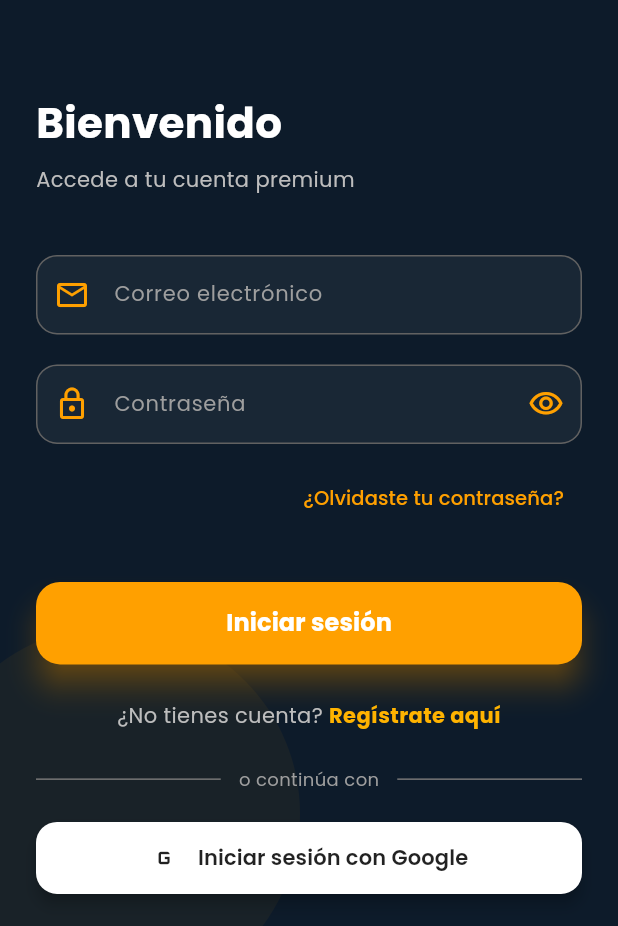
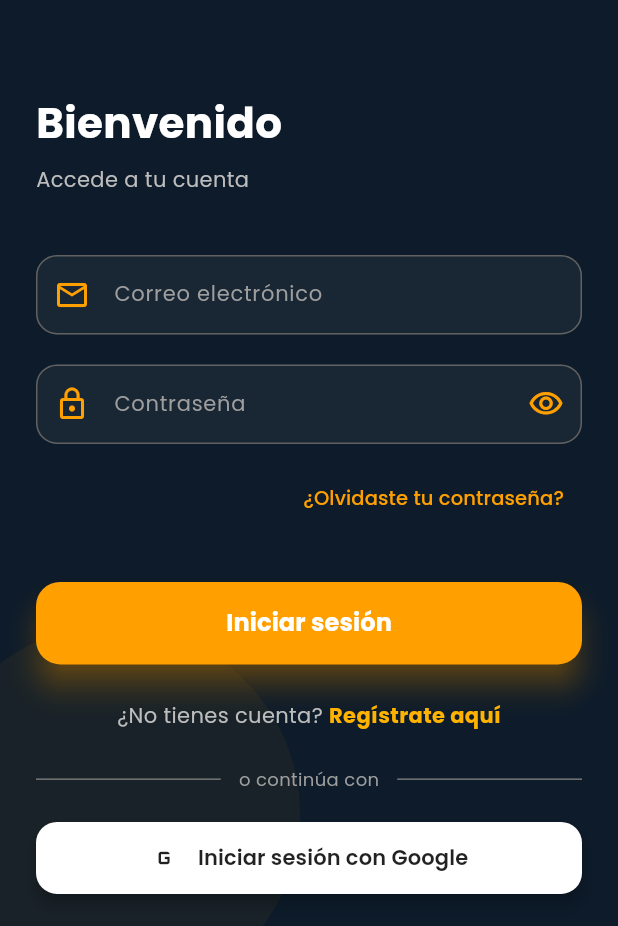
Before and after one commit to ignrodvaz/SoleraBravoApp, a Flutter app: the screen it shows after launch, on a phone screen of 412 x 824 dp, the part 310-1236 px from its top. Run offline on Flutter 3.47's test engine with Material 3 defaults, Android fonts, the phone set to English and light mode, and no system bars; our stand-ins replace cloud_firestore, firebase_auth, firebase_core, firebase_storage, google_fonts, google_sign_in and 1 more; accounts and stored records are empty.

Commit message:
añadido icono solerabravo

```diff
--- a/solerabravoapp/lib/pages/login_page.dart
+++ b/solerabravoapp/lib/pages/login_page.dart
@@ -141,7 +141,7 @@ class _LoginPageState extends State<LoginPage> with TickerProviderStateMixin {
                                 ),
                                 const SizedBox(height: 8),
                                 Text(
-                                  'Accede a tu cuenta premium',
+                                  'Accede a tu cuenta',
                                   style: GoogleFonts.poppins(
                                     color: Colors.grey[400],
                                     fontSize: 14,
--- a/solerabravoapp/pubspec.yaml
+++ b/solerabravoapp/pubspec.yaml
@@ -55,6 +55,7 @@ dev_dependencies:
   # package. See that file for information about deactivating specific lint
   # rules and activating additional ones.
   flutter_lints: ^5.0.0
+  flutter_launcher_icons: ^0.13.1
 
 # The following section is specific to Flutter packages.
 flutter:
@@ -108,4 +109,4 @@ dependency_overrides:
 flutter_icons:
   android: true
   ios: true
-  image_path: "SoleraBravoApp/solerabravoapp/src/solerabravo.png"
+  image_path: "src/solerabravo.png"
```
Also changed, not shown: solerabravoapp/pubspec.lock, 27 other files.
